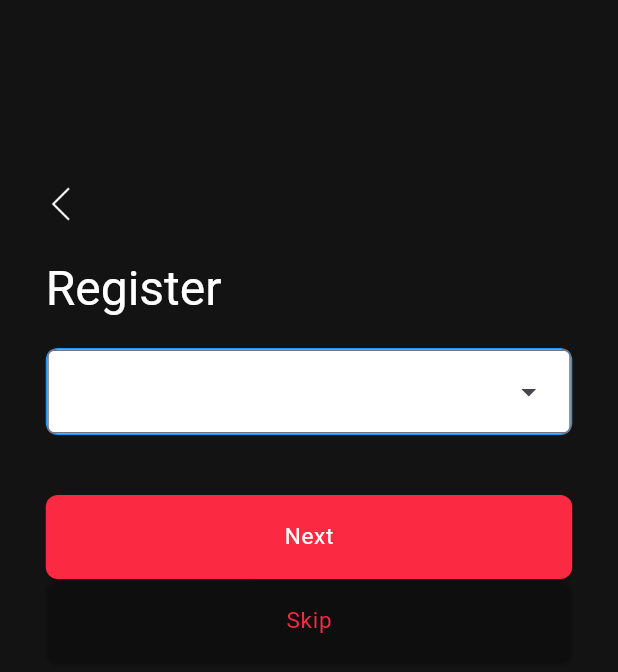
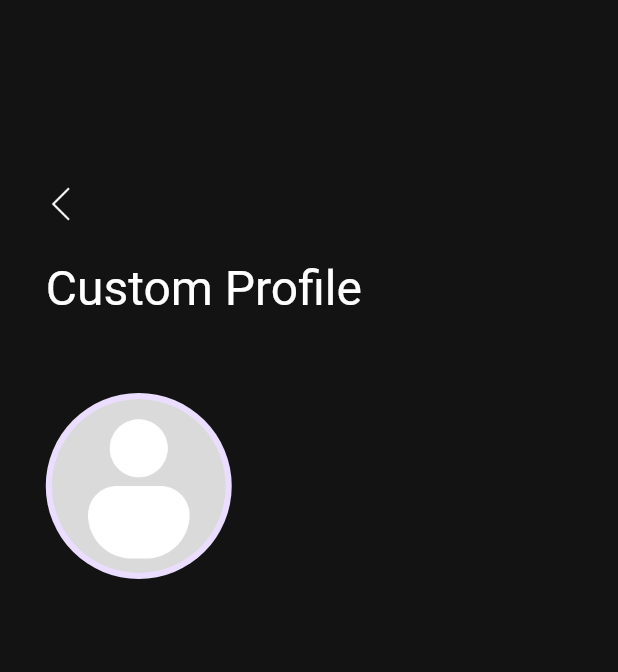
Before and after one commit to hch507/fixadate_flutter, a Flutter app: the SecondSignUpScreen screen opened by its route, after a tap on "Next", on a phone screen of 412 x 824 dp. Shown: the top 672 px of the screen. Run offline on Flutter 3.47's test engine with Material 3 defaults, Android fonts, the phone set to English and light mode, and no system bars; our stand-ins replace dio, get, get_it, google_fonts, logger, retrofit; generated files the repository leaves out were written again.

Commit message:
🔨 : create s_signup3.dart

```diff
--- a/fixadate_flutter/lib/config/route/getRoutes.dart
+++ b/fixadate_flutter/lib/config/route/getRoutes.dart
@@ -2,6 +2,7 @@
 
 import 'package:fixadate_flutter/presentation/ui/sign_up/s_signup1.dart';
 import 'package:fixadate_flutter/presentation/ui/sign_up/s_signup2.dart';
+import 'package:fixadate_flutter/presentation/ui/sign_up/s_signup3.dart';
 import 'package:get/get.dart';
 import 'package:get/get_navigation/src/routes/get_route.dart';
 import '../../presentation/ui/login/s_login.dart';
@@ -10,7 +11,8 @@ import '../../presentation/ui/login/s_login_error.dart';
 
 List<GetPage>? getRoutes = [
   GetPage(name: "/login", page: () => LoginScreen()),
-  GetPage(name: "/loginError", page: () => LoginErrorScreen()),
-  GetPage(name: "/signUp1", page: () => FirstSignUpScreen()),
-  GetPage(name: "/signUp2", page: () => SecondSignUpScreen())
+  GetPage(name: "/login/error", page: () => LoginErrorScreen()),
+  GetPage(name: "/signup1", page: () => FirstSignUpScreen()),
+  GetPage(name: "/signup2", page: () => SecondSignUpScreen()),
+  GetPage(name: "/signup3", page: () => ThirdSignUpScreen())
 ];
--- a/fixadate_flutter/lib/presentation/ui/login/s_login.dart
+++ b/fixadate_flutter/lib/presentation/ui/login/s_login.dart
@@ -45,19 +45,19 @@ class LoginScreen extends StatelessWidget {
               LoginButton(
                 PlatformName: 'Sign in with Kakao',
                 backGroundColor: Color.fromRGBO(255, 255, 0, 1.0),
-                getPage: () => Get.toNamed("/signUp1" ,arguments: ["oauthId","kakao"]),
+                getPage: () => Get.toNamed("/signup1" ,arguments: ["oauthId","kakao"]),
               ),
               const SizedBox(height: 20),
               LoginButton(
                 PlatformName: "Sign in with Google",
                 backGroundColor: Color.fromRGBO(255, 255, 255, 1.0),
-                getPage: () => Get.toNamed("/signUp1" ,arguments: ["oauthId","google"]),
+                getPage: () => Get.toNamed("/signup1" ,arguments: ["oauthId","google"]),
               ),
               const SizedBox(height: 20),
               LoginButton(
                 PlatformName: 'Sign in with Apple',
                 backGroundColor: Color.fromRGBO(255, 255, 255, 1.0),
-                getPage: () => Get.toNamed("/signUp1" ,arguments: ["oauthId","oauthPlatform"]),
+                getPage: () => Get.toNamed("/signup1" ,arguments: ["oauthId","oauthPlatform"]),
               ),
             ],
           ),
--- a/fixadate_flutter/lib/presentation/ui/sign_up/s_signup1.dart
+++ b/fixadate_flutter/lib/presentation/ui/sign_up/s_signup1.dart
@@ -363,7 +363,7 @@ class _FirstSignUpScreenState extends State<FirstSignUpScreen> {
                       SignUpController.to.gender = _gender;
                       SignUpController.to.birth = _birth;
                       SignUpController.to.check();
-                      Get.toNamed("/signUp2");
+                      Get.toNamed("/signup2");
                     }
                   },
                 ),
--- a/fixadate_flutter/lib/presentation/ui/sign_up/s_signup2.dart
+++ b/fixadate_flutter/lib/presentation/ui/sign_up/s_signup2.dart
@@ -3,6 +3,8 @@ import 'package:fixadate_flutter/presentation/ui/sign_up/widget/w_page_route_but
 import 'package:fixadate_flutter/presentation/ui/sign_up/widget/w_register_title_text.dart';
 import 'package:fixadate_flutter/presentation/ui/widget/w_preivous.dart';
 import 'package:flutter/material.dart';
+import 'package:get/get.dart';
+import 'package:get/get_core/src/get_main.dart';
 
 List<String> professionList = ["student", "option2", "option3"];
 
@@ -59,13 +61,17 @@ class _SecondSignUpScreenState extends State<SecondSignUpScreen> {
                 text: "Next",
                 backGroundColor: Color.fromRGBO(251, 42, 66, 1.0),
                 textColor: Colors.white,
-                onPressed: () {},
+                onPressed: () {
+                  Get.toNamed("/signup3");
+                },
               ),
               PageRouteButton(
                 text: "Skip",
                 backGroundColor: Colors.transparent,
                 textColor: Color.fromRGBO(251, 42, 66, 1.0),
-                onPressed: () {},
+                onPressed: () {
+                  Get.toNamed("/signup3");
+                },
               ),
             ],
           ),
--- /dev/null
+++ b/fixadate_flutter/lib/presentation/ui/sign_up/s_signup3.dart
@@ -0,0 +1,52 @@
+import 'package:fixadate_flutter/presentation/ui/sign_up/widget/w_custom_profile_title_text.dart';
+import 'package:flutter/cupertino.dart';
+import 'package:flutter/material.dart';
+
+import '../widget/w_preivous.dart';
+
+class ThirdSignUpScreen extends StatefulWidget {
+  const ThirdSignUpScreen({super.key});
+
+  @override
+  State<StatefulWidget> createState() => _ThirdSignUpScreenState();
+}
+
+class _ThirdSignUpScreenState extends State<ThirdSignUpScreen> {
+  // AssetImage _defaultProfileImage = AssetImage('assets/images/default_profile_image.png');
+  AssetImage _defaultProfileImage = AssetImage('assets/default_profile_image.png');
+
+  @override
+  Widget build(BuildContext context) {
+    return Scaffold(
+      body: SafeArea(
+        child: SingleChildScrollView(
+          padding: EdgeInsets.symmetric(horizontal: 30.5),
+          child: Column(
+            crossAxisAlignment: CrossAxisAlignment.start,
+            children: [
+              SizedBox(height: 120),
+              PreviousPageArrow(),
+              CustomProfileTitleText(),
+              SizedBox(height: 30),
+              CircleAvatar(
+                radius: 62,
+                // backgroundColor: ProfileImageBorderColor,
+                child: InkWell(
+                  onTap: () {
+                    print("wokring fineeee");
+                  },
+                  child: CircleAvatar(
+                      radius: 58,
+                      backgroundImage: _defaultProfileImage
+                  ),
+                ),
+
+              ),
+            ],
+          ),
+        ),
+      ),
+    );
+  }
+
+}
--- /dev/null
+++ b/fixadate_flutter/lib/presentation/ui/sign_up/widget/w_custom_profile_title_text.dart
@@ -0,0 +1,15 @@
+import 'package:flutter/material.dart';
+
+class CustomProfileTitleText extends StatelessWidget {
+  const CustomProfileTitleText({super.key});
+
+  @override
+  Widget build(BuildContext context) {
+    return Container(
+      alignment: Alignment.topLeft,
+      margin: EdgeInsets.symmetric(vertical: 20),
+      child: Text("Custom Profile",
+          style: Theme.of(context).textTheme.headlineLarge),
+    );
+  }
+}
--- a/fixadate_flutter/pubspec.yaml
+++ b/fixadate_flutter/pubspec.yaml
@@ -70,6 +70,9 @@ flutter:
   # To add assets to your application, add an assets section, like this:
   assets:
      - assets/
+#     - assets/images/
+     - assets/images/default_profile_image.png
+     - assets/default_profile_image.png
 
 
   # An image asset can refer to one or more resolution-specific "variants", see
```
Also changed, not shown: fixadate_flutter/assets/default_profile_image.png (added), fixadate_flutter/assets/images/default_profile_image.png (added), fixadate_flutter/pubspec.lock, 9 other files.
